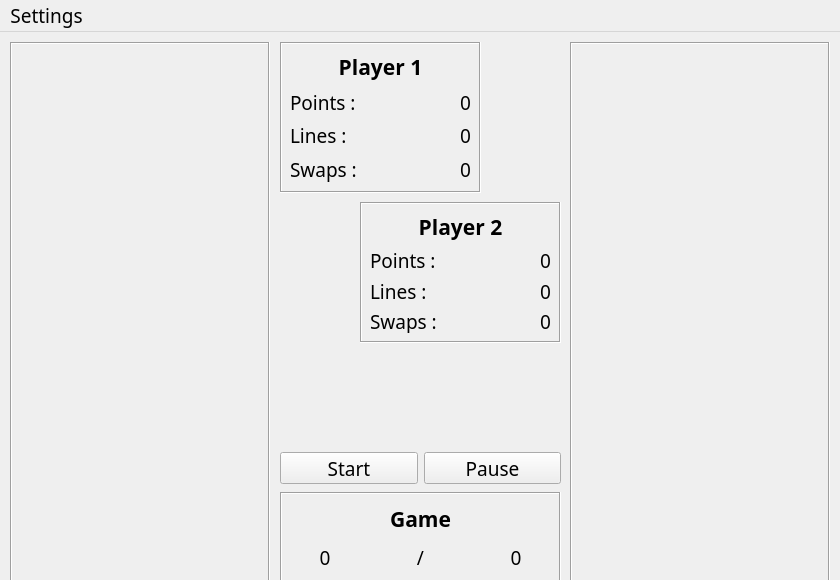
stfbnc/QTetris, file mainwindow.ui: the form before one commit.
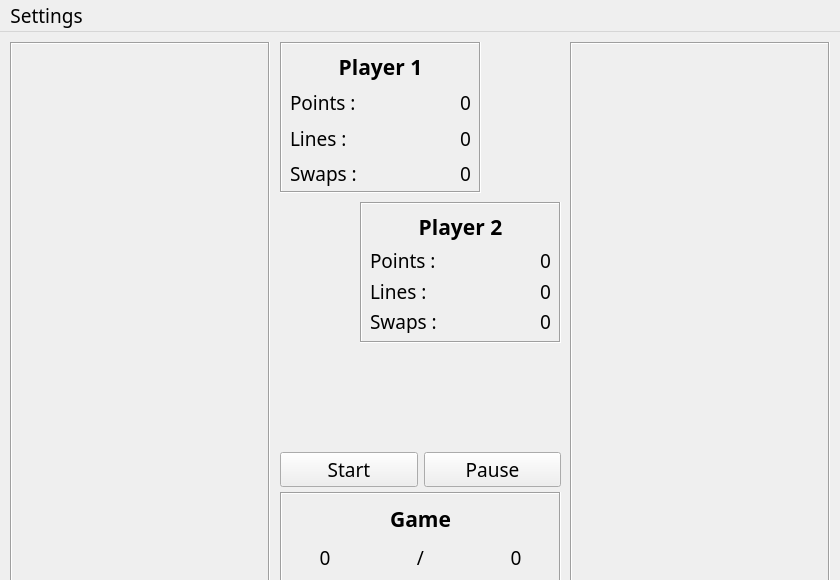
The form after the commit. Custom widgets are drawn as their Qt base class.

Patch:
```diff
--- a/mainwindow.ui
+++ b/mainwindow.ui
@@ -24,7 +24,7 @@
   </property>
   <property name="font">
    <font>
-    <family>Dyuthi</family>
+    <family>Chalkboard SE</family>
     <pointsize>14</pointsize>
     <kerning>true</kerning>
    </font>
@@ -77,7 +77,7 @@
       <x>280</x>
       <y>420</y>
       <width>281</width>
-      <height>32</height>
+      <height>36</height>
      </rect>
     </property>
     <layout class="QHBoxLayout" name="horizontalLayout">
@@ -85,7 +85,7 @@
       <widget class="QPushButton" name="startButton">
        <property name="font">
         <font>
-         <family>Dyuthi</family>
+         <family>Chalkboard SE</family>
          <pointsize>14</pointsize>
          <kerning>true</kerning>
         </font>
@@ -102,7 +102,7 @@
       <widget class="QPushButton" name="pauseButton">
        <property name="font">
         <font>
-         <family>Dyuthi</family>
+         <family>Chalkboard SE</family>
          <pointsize>14</pointsize>
          <kerning>true</kerning>
         </font>
@@ -260,7 +260,7 @@
       <x>290</x>
       <y>20</y>
       <width>181</width>
-      <height>131</height>
+      <height>136</height>
      </rect>
     </property>
     <layout class="QVBoxLayout" name="verticalLayout_6" stretch="1,4">
@@ -295,7 +295,7 @@
           <widget class="QLabel" name="label">
            <property name="font">
             <font>
-             <family>Dyuthi</family>
+             <family>Chalkboard SE</family>
              <pointsize>14</pointsize>
              <kerning>true</kerning>
             </font>
@@ -309,7 +309,7 @@
           <widget class="QLabel" name="label_2">
            <property name="font">
             <font>
-             <family>Dyuthi</family>
+             <family>Chalkboard SE</family>
              <pointsize>14</pointsize>
              <kerning>true</kerning>
             </font>
@@ -323,7 +323,7 @@
           <widget class="QLabel" name="label_3">
            <property name="font">
             <font>
-             <family>Dyuthi</family>
+             <family>Chalkboard SE</family>
              <pointsize>14</pointsize>
              <kerning>true</kerning>
             </font>
@@ -341,7 +341,7 @@
           <widget class="QLabel" name="player_1_points">
            <property name="font">
             <font>
-             <family>Dyuthi</family>
+             <family>Chalkboard SE</family>
              <pointsize>14</pointsize>
              <kerning>true</kerning>
             </font>
@@ -358,7 +358,7 @@
           <widget class="QLabel" name="player_1_lines">
            <property name="font">
             <font>
-             <family>Dyuthi</family>
+             <family>Chalkboard SE</family>
              <pointsize>14</pointsize>
              <kerning>true</kerning>
             </font>
@@ -375,7 +375,7 @@
           <widget class="QLabel" name="player_1_swap">
            <property name="font">
             <font>
-             <family>Dyuthi</family>
+             <family>Chalkboard SE</family>
              <pointsize>14</pointsize>
              <kerning>true</kerning>
             </font>
```
Left out of the diff: 26 changed lines with no effect on the pictures.
